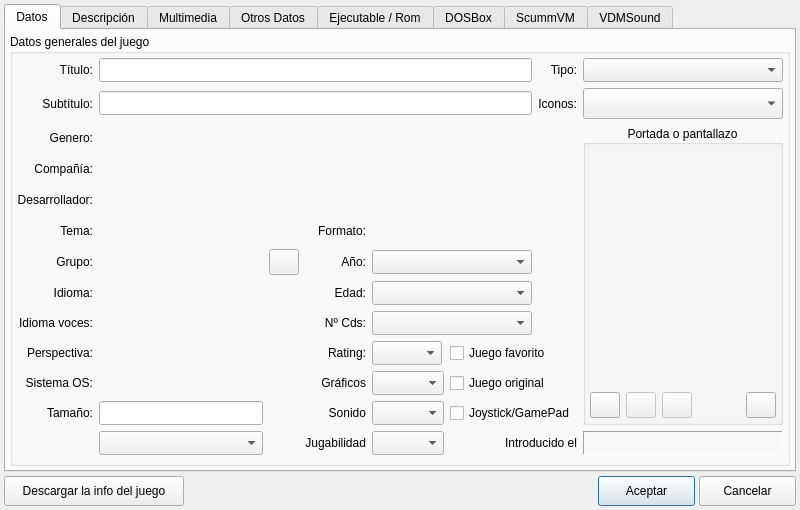
Before: the Qt Designer form ui/addedit_juego.ui in Monthy/gr-lida, drawn with Qt 5.
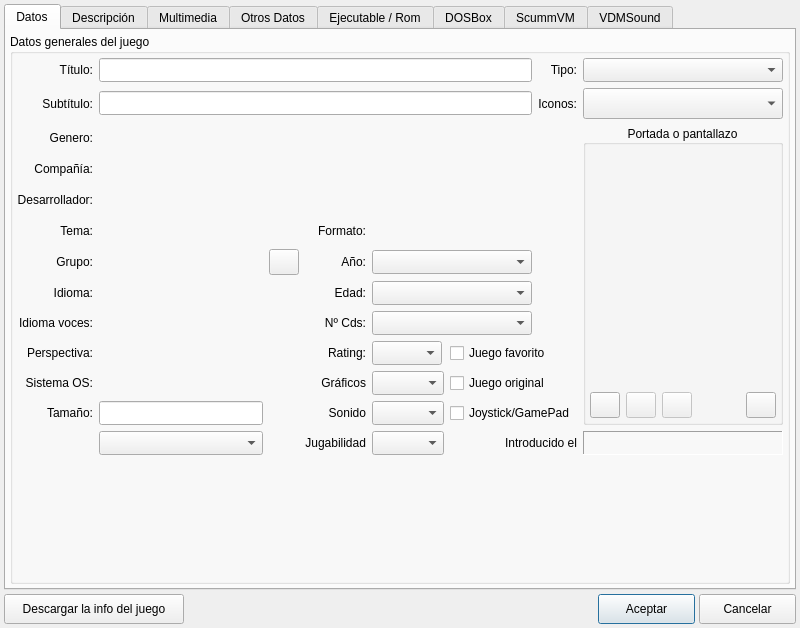
After: the same form once the commit is applied. Icons and pictures are not drawn.

The edit to the form file:
```diff
--- a/ui/addedit_juego.ui
+++ b/ui/addedit_juego.ui
@@ -7,7 +7,7 @@
     <x>0</x>
     <y>0</y>
     <width>800</width>
-    <height>510</height>
+    <height>628</height>
    </rect>
   </property>
   <property name="minimumSize">
```
